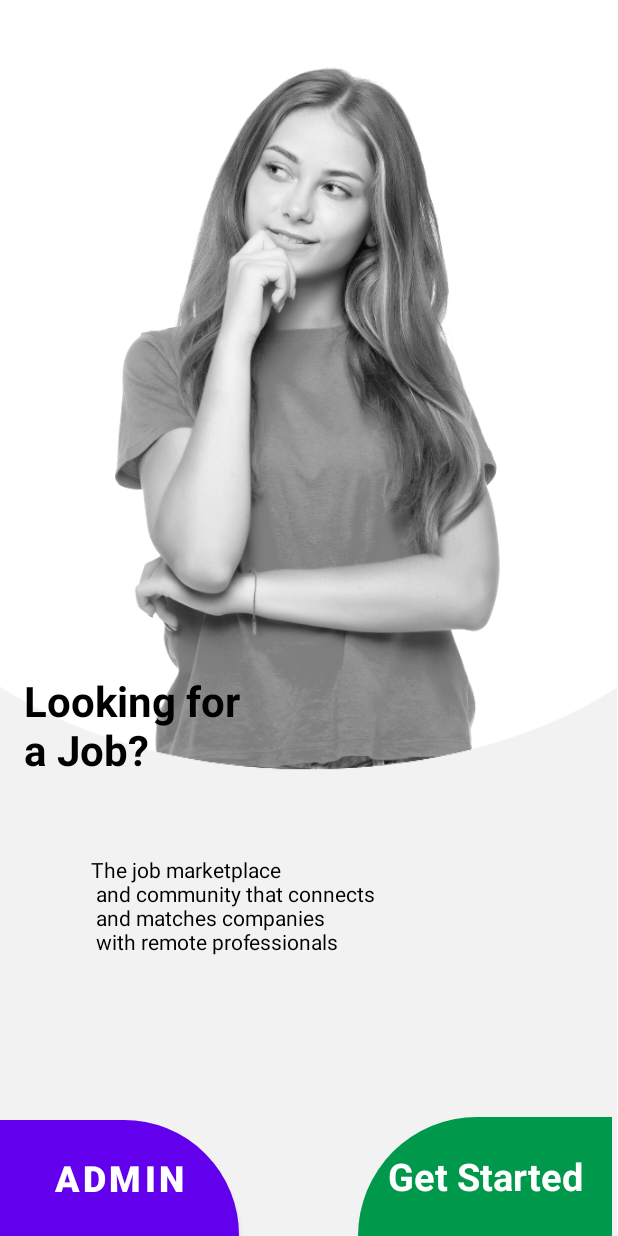
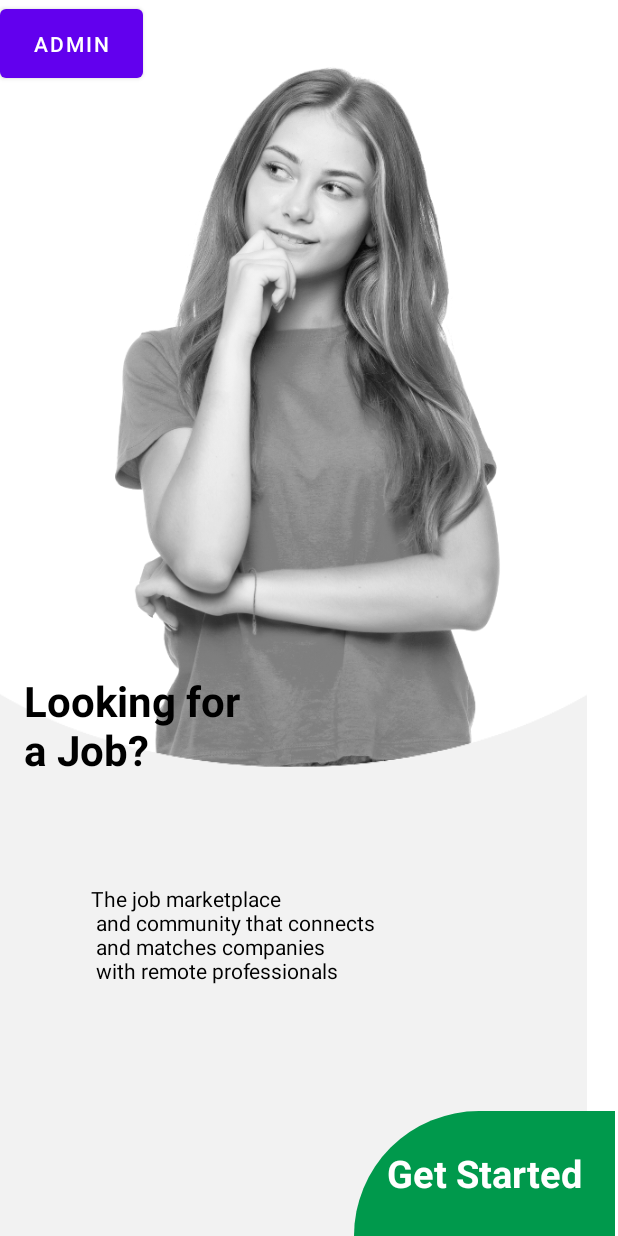
Before and after one commit to IT21298912/Job_portal_MAD, an Android app: the screen it shows after launch (activity_main), on a phone screen of 412 x 824 dp. Run offline under Robolectric (Android 15) with nearby library versions, the light colour scheme and no system bars.

Commit message:
Revert "modify home page"
This reverts commit 800253bd9261428ea20b663fb4d308d11e758047.

```diff
--- a/app/src/main/res/drawable/roundbutton2.xml
+++ /dev/null
@@ -1,6 +0,0 @@
-<?xml version="1.0" encoding="utf-8"?>
-<shape xmlns:android="http://schemas.android.com/apk/res/android" android:shape="rectangle">
-    <corners android:topRightRadius="400dp"/>
-    <solid android:color="@android:color/white"/>
-    <stroke android:width="1dp" android:color="@android:color/black"/>
-</shape>
--- a/app/src/main/res/layout/activity_main2.xml
+++ b/app/src/main/res/layout/activity_main2.xml
@@ -18,8 +18,8 @@
 
     <ImageView
         android:id="@+id/imageView2"
-        android:layout_width="411dp"
-        android:layout_height="385dp"
+        android:layout_width="391dp"
+        android:layout_height="387dp"
         android:scaleType="centerCrop"
         app:layout_constraintBottom_toBottomOf="parent"
         app:layout_constraintEnd_toEndOf="parent"
@@ -42,12 +42,12 @@
 
     <TextView
         android:id="@+id/button1"
-        android:layout_width="169dp"
-        android:layout_height="79dp"
+        android:layout_width="174dp"
+        android:layout_height="83dp"
 
-        android:layout_marginEnd="4dp"
+        android:layout_marginEnd="2dp"
+        android:backgroundTint="@color/green"
         android:background="@drawable/background_button_intro"
-        android:backgroundTint="@color/green"
         android:gravity="center"
         android:text="@string/strt"
         android:textColor="#ffffff"
@@ -61,30 +61,18 @@
         android:layout_width="347dp"
         android:layout_height="81dp"
         android:layout_marginEnd="4dp"
+        android:textColor="@color/black"
         android:text="@string/desc"
-        android:textColor="@color/black"
         app:layout_constraintBottom_toTopOf="@+id/button1"
         app:layout_constraintEnd_toEndOf="parent"
-        app:layout_constraintTop_toBottomOf="@+id/textView"
-        app:layout_constraintVertical_bias="0.354" />
+        app:layout_constraintTop_toBottomOf="@+id/textView" />
 
     <Button
         android:id="@+id/admin"
-        android:layout_width="159dp"
-        android:layout_height="77dp"
-        android:layout_marginTop="40dp"
-        android:layout_marginEnd="28dp"
-        android:background="@drawable/roundbutton2"
-
-        android:backgroundTint="@color/green"
+        android:layout_width="95dp"
+        android:layout_height="58dp"
         android:text="Admin"
-        android:textSize="24sp"
-        android:textStyle="bold"
-        app:layout_constraintBottom_toBottomOf="parent"
-        app:layout_constraintEnd_toStartOf="@+id/button1"
-        app:layout_constraintHorizontal_bias="0.0"
-        app:layout_constraintStart_toStartOf="parent"
-        app:layout_constraintTop_toBottomOf="@+id/viewdesc"
-        app:layout_constraintVertical_bias="1.0" />
+        tools:layout_editor_absoluteX="16dp"
+        tools:layout_editor_absoluteY="47dp" />
 
 </androidx.constraintlayout.widget.ConstraintLayout>
--- a/app/src/main/res/layout/activity_selectmanage.xml
+++ b/app/src/main/res/layout/activity_selectmanage.xml
@@ -8,15 +8,15 @@
 
     <Button
         android:id="@+id/Jman"
-        android:layout_width="193dp"
+        android:layout_width="wrap_content"
         android:layout_height="50dp"
         android:layout_marginStart="122dp"
-        android:layout_marginTop="12dp"
+        android:layout_marginTop="8dp"
         android:layout_marginEnd="122dp"
         android:backgroundTint="@color/green"
         android:text="Job management"
         app:layout_constraintEnd_toEndOf="parent"
-        app:layout_constraintHorizontal_bias="0.525"
+        app:layout_constraintHorizontal_bias="1.0"
         app:layout_constraintStart_toStartOf="parent"
         app:layout_constraintTop_toBottomOf="@+id/Aman" />
 
@@ -59,15 +59,15 @@
 
     <Button
         android:id="@+id/uman"
-        android:layout_width="195dp"
+        android:layout_width="wrap_content"
         android:layout_height="50dp"
-        android:layout_marginStart="122dp"
-        android:layout_marginTop="16dp"
-        android:layout_marginEnd="122dp"
+        android:layout_marginStart="150dp"
+        android:layout_marginTop="12dp"
+        android:layout_marginEnd="167dp"
         android:backgroundTint="@color/green"
         android:text="User Management"
         app:layout_constraintEnd_toEndOf="parent"
-        app:layout_constraintHorizontal_bias="0.488"
+        app:layout_constraintHorizontal_bias="0.467"
         app:layout_constraintStart_toStartOf="parent"
         app:layout_constraintTop_toBottomOf="@+id/Jman" />
 </androidx.constraintlayout.widget.ConstraintLayout>
```
